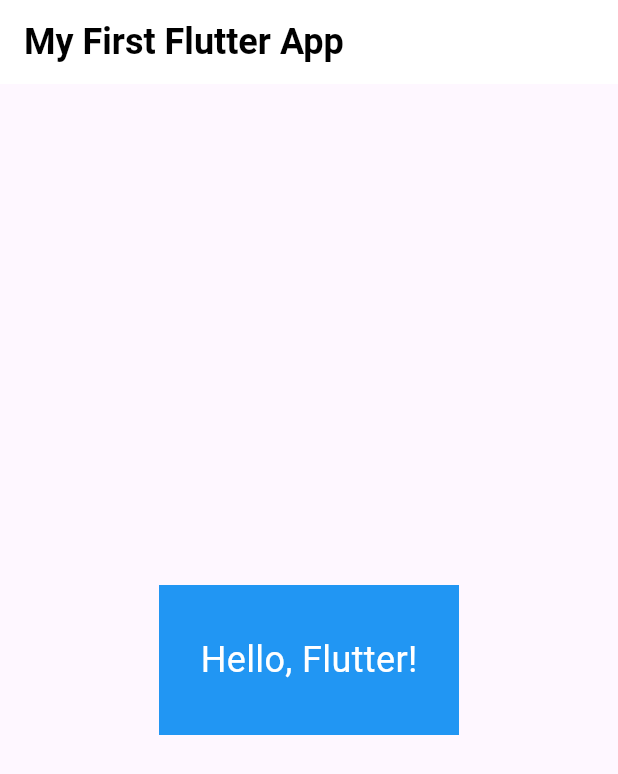
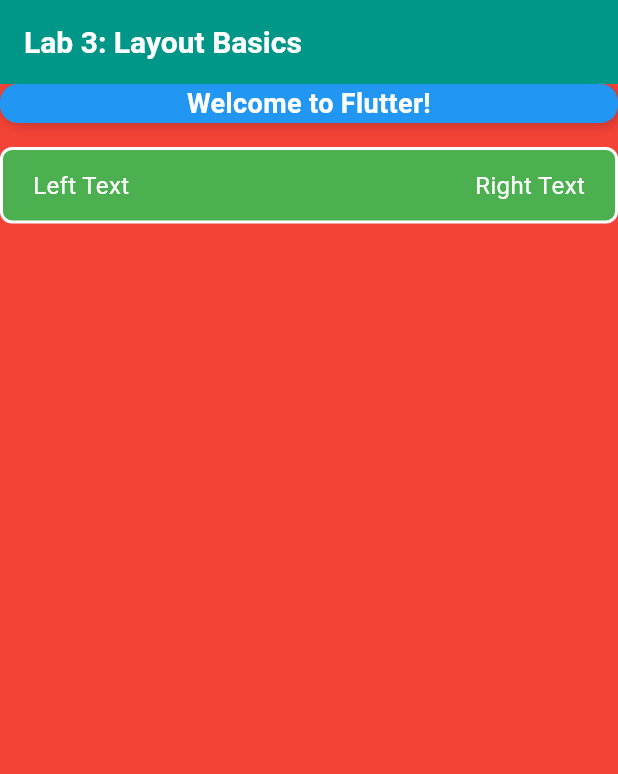
Before and after one commit to InkonIo/flutter-srs-1-, a Flutter app: the screen it shows after launch, on a phone screen of 412 x 824 dp. Shown: the top 774 px of the screen. Run offline on Flutter 3.47's test engine with Material 3 defaults, Android fonts, the phone set to English and light mode, and no system bars.

Commit message:
srs2 - sep11

```diff
--- a/lib/main.dart
+++ b/lib/main.dart
@@ -4,57 +4,101 @@ void main() {
   runApp(const MyApp());
 }
 
-class MyApp extends StatefulWidget {
+class MyApp extends StatelessWidget {
   const MyApp({super.key});
 
   @override
-  State<MyApp> createState() => _MyAppState();
-}
-
-class _MyAppState extends State<MyApp> {
-  @override
   Widget build(BuildContext context) {
     return MaterialApp(
-      title: 'flutter demo',
-      home: const MyHomePage(title: 'Flutter Demo Home Page'),
+      title: 'Lab 3: Layout Basics',
+      home: const LayoutBasicsScreen(),
     );
   }
 }
 
-class MyHomePage extends StatelessWidget {
-  const MyHomePage({super.key, required this.title});
-
-  final String title;
+class LayoutBasicsScreen extends StatelessWidget {
+  const LayoutBasicsScreen({super.key});
 
   @override
   Widget build(BuildContext context) {
     return Scaffold(
       appBar: AppBar(
-  backgroundColor: Colors.white,
         title: const Text(
-    'My First Flutter App',
+          'Lab 3: Layout Basics',
           style: TextStyle(
-      fontSize: 24,
+            color: Colors.white,
             fontWeight: FontWeight.bold,
-      color: Colors.black,
+            fontSize: 20,
+          ),
+        ),
+        backgroundColor: Colors.teal,
+      ),
+      backgroundColor: Colors.red,
+
+      body:
+        Column(
+          children: [
+
+            // Первый контейнер
+            Container(
+              width: double.infinity,
+
+              decoration: BoxDecoration(
+                color: Colors.blue,
+                borderRadius: BorderRadius.circular(12),
+                boxShadow: [
+                  BoxShadow(
+                    offset: const Offset(2, 2),
+                    blurRadius: 6,
+                    color: Colors.black.withOpacity(0.2),
+                  ),
+                ],
+              ),
+              child: const Text(
+                'Welcome to Flutter!',
+                textAlign: TextAlign.center,
+                style: TextStyle(
+                  color: Colors.white,
+                  fontSize: 18,
+                  fontWeight: FontWeight.bold,
                 ),
               ),
             ),
-      body: Center(
-        child: Container(
-          height: 100,
-          width: 200,
-          color: Colors.blue,
-          child: const Center(
-            child: Text(
-              'Hello, Flutter!',
-              style: TextStyle(
-                fontSize: 24,
+
+            const SizedBox(height: 16),
+
+            // Второй контейнер
+            Container(
+              padding: const EdgeInsets.fromLTRB(20, 12, 20, 12),
+              decoration: BoxDecoration(
+                color: Colors.green,
+                borderRadius: BorderRadius.circular(8),
+                border: Border.all(
                   color: Colors.white,
+                  width: 2,
                 ),
               ),
+              child: const Row(
+                mainAxisAlignment: MainAxisAlignment.spaceBetween,
+                children: [
+                  Text(
+                    'Left Text',
+                    style: TextStyle(
+                      color: Colors.white,
+                      fontSize: 16,
                     ),
                   ),
+                  Text(
+                    'Right Text',
+                    style: TextStyle(
+                      color: Colors.white,
+                      fontSize: 16,
+                    ),
+                  ),
+                ],
+              ),
+            ),
+          ],
         ),
       );
   }
```
Lines whose indentation alone changed are shown as unchanged.
